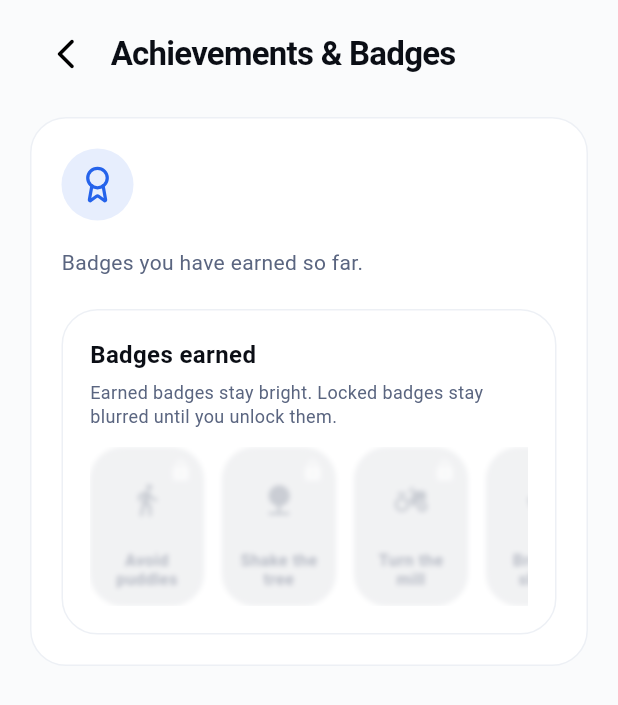
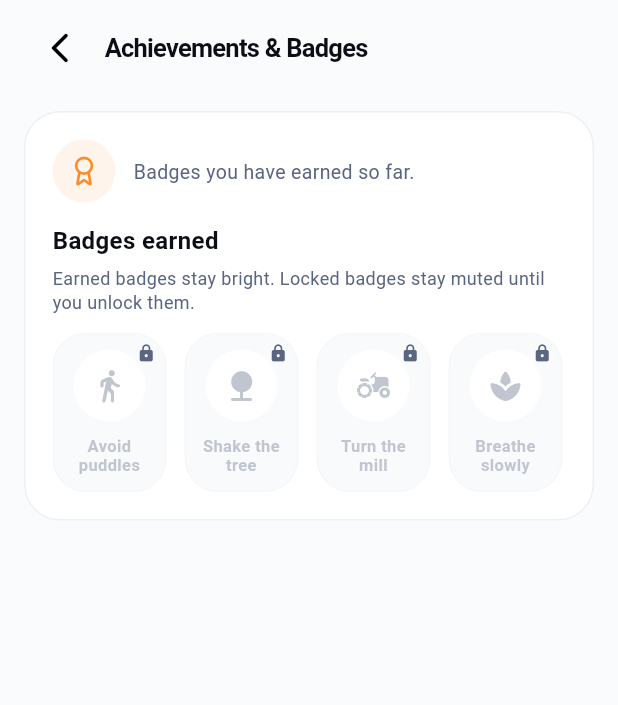
Before and after one commit to dheer152004/wordgame_frontend, a Flutter app: the ProfileScreen screen opened directly, after a tap on "Achievements & Badges", on a phone screen of 412 x 824 dp. Shown: the top 705 px of the screen. Run offline on Flutter 3.47's test engine with Material 3 defaults, Android fonts, the phone set to English and light mode, and no system bars; our stand-ins replace file_picker, firebase_core, firebase_crashlytics, flutter_dotenv, flutter_secure_storage, flutter_svg and 8 more; missing offline and left inert: dart:ui_web; accounts and stored records are empty; network calls fail; project files that could hold a hidden picture were left out.

Commit message:
Added same design as in help&support and data&privacy

```diff
--- a/lib/screens/profile/settings_detail_page.dart
+++ b/lib/screens/profile/settings_detail_page.dart
@@ -7,6 +7,7 @@ class SettingsDetailPage extends StatelessWidget {
   final String title;
   final String description;
   final IconData icon;
+  final Color? iconColor;
   final Widget? content;
 
   const SettingsDetailPage({
@@ -14,16 +15,19 @@ class SettingsDetailPage extends StatelessWidget {
     required this.title,
     required this.description,
     required this.icon,
+    this.iconColor,
     this.content,
   });
 
   @override
   Widget build(BuildContext context) {
+    final accentColor = iconColor ?? AppThemeColors.primary(context);
+
     return Scaffold(
       backgroundColor: AppThemeColors.background(context),
       body: SafeArea(
         child: SingleChildScrollView(
-          padding: const EdgeInsets.fromLTRB(20, 12, 20, 24),
+          padding: const EdgeInsets.fromLTRB(16, 8, 16, 24),
           child: Column(
             crossAxisAlignment: CrossAxisAlignment.start,
             children: [
@@ -40,6 +44,7 @@ class SettingsDetailPage extends StatelessWidget {
                       overflow: TextOverflow.ellipsis,
                       style: AppTextStyles.sectionTitle.copyWith(
                         color: AppThemeColors.textPrimary(context),
+                        fontSize: 17,
                       ),
                     ),
                   ),
@@ -48,7 +53,7 @@ class SettingsDetailPage extends StatelessWidget {
               const SizedBox(height: 18),
               Container(
                 width: double.infinity,
-                padding: const EdgeInsets.all(20),
+                padding: const EdgeInsets.all(18),
                 decoration: BoxDecoration(
                   color: AppThemeColors.surface(context),
                   borderRadius: BorderRadius.circular(AppRadius.card),
@@ -57,28 +62,28 @@ class SettingsDetailPage extends StatelessWidget {
                 child: Column(
                   crossAxisAlignment: CrossAxisAlignment.start,
                   children: [
+                    Row(
+                      children: [
                         CircleAvatar(
-                      radius: 24,
-                      backgroundColor: AppThemeColors.primary(
-                        context,
-                      ).withAlpha(28),
-                      child: Icon(
-                        icon,
-                        color: AppThemeColors.primary(context),
-                        size: 26,
+                          radius: 21,
+                          backgroundColor: accentColor.withAlpha(24),
+                          child: Icon(icon, color: accentColor, size: 21),
                         ),
-                    ),
-                    const SizedBox(height: 18),
-                    Text(
+                        const SizedBox(width: 12),
+                        Expanded(
+                          child: Text(
                             description,
                             style: TextStyle(
                               color: AppThemeColors.textSecondary(context),
-                        fontSize: 14,
-                        height: 1.5,
+                              fontSize: 13,
+                              height: 1.4,
                             ),
                           ),
+                        ),
+                      ],
+                    ),
                     if (content != null) ...[
-                      const SizedBox(height: 20),
+                      const SizedBox(height: 14),
                       content!,
                     ],
                   ],
--- a/lib/screens/profile/widgets/profile_badges_section.dart
+++ b/lib/screens/profile/widgets/profile_badges_section.dart
@@ -1,5 +1,3 @@
-import 'dart:ui' as ui;
-
 import 'package:flutter/material.dart';
 
 import '../../../../models/profile_models.dart';
@@ -35,9 +33,6 @@ class ProfileBadgesSection extends StatelessWidget {
           icon: definition?.icon ?? Icons.emoji_events_rounded,
           accentColor:
               definition?.accentColor ?? AppThemeColors.challengeCard(context),
-          backgroundColor:
-              definition?.backgroundColor ??
-              AppThemeColors.challengeCard(context).withAlpha(56),
           earned: true,
         ),
       );
@@ -60,7 +55,6 @@ class ProfileBadgesSection extends StatelessWidget {
           label: badge.label,
           icon: badge.icon,
           accentColor: badge.accentColor,
-          backgroundColor: badge.backgroundColor,
           earned: false,
         ),
       );
@@ -72,21 +66,12 @@ class ProfileBadgesSection extends StatelessWidget {
           label: 'Future badge',
           icon: Icons.lock_rounded,
           accentColor: AppThemeColors.textPrimary(context),
-          backgroundColor: AppThemeColors.surface(context).withAlpha(140),
           earned: false,
         ),
       );
     }
 
-    return Container(
-      width: double.infinity,
-      padding: const EdgeInsets.all(18),
-      decoration: BoxDecoration(
-        color: AppThemeColors.surface(context),
-        borderRadius: BorderRadius.circular(AppRadius.card),
-        border: Border.all(color: AppThemeColors.divider(context)),
-      ),
-      child: Column(
+    return Column(
       crossAxisAlignment: CrossAxisAlignment.start,
       children: [
         Text(
@@ -99,7 +84,7 @@ class ProfileBadgesSection extends StatelessWidget {
         ),
         const SizedBox(height: 6),
         Text(
-            'Earned badges stay bright. Locked badges stay blurred until you unlock them.',
+          'Earned badges stay bright. Locked badges stay muted until you unlock them.',
           style: TextStyle(
             fontSize: 12,
             height: 1.35,
@@ -116,7 +101,6 @@ class ProfileBadgesSection extends StatelessWidget {
                   label: badge.label,
                   icon: badge.icon,
                   accentColor: badge.accentColor,
-                    backgroundColor: badge.backgroundColor,
                   earned: badge.earned,
                 ),
                 const SizedBox(width: 12),
@@ -125,7 +109,6 @@ class ProfileBadgesSection extends StatelessWidget {
           ),
         ),
       ],
-      ),
     );
   }
 
@@ -136,49 +119,42 @@ class ProfileBadgesSection extends StatelessWidget {
         alias: 'avoid puddles',
         icon: Icons.directions_walk_rounded,
         accentColor: Color(0xFF8EE6C7),
-        backgroundColor: Color(0xFF16372E),
       ),
       _BadgeDefinition(
         label: 'Shake the tree',
         alias: 'shake the tree',
         icon: Icons.nature_rounded,
         accentColor: Color(0xFFA7F07D),
-        backgroundColor: Color(0xFF223B14),
       ),
       _BadgeDefinition(
         label: 'Turn the mill',
         alias: 'turn the mill',
         icon: Icons.agriculture_rounded,
         accentColor: Color(0xFFF0D47A),
-        backgroundColor: Color(0xFF42351B),
       ),
       _BadgeDefinition(
         label: 'Breathe slowly',
         alias: 'breathe slowly',
         icon: Icons.spa_rounded,
         accentColor: Color(0xFFF3A6B8),
-        backgroundColor: Color(0xFF3B2030),
       ),
       _BadgeDefinition(
         label: 'Jump high',
         alias: 'jump high',
         icon: Icons.self_improvement_rounded,
         accentColor: Color(0xFF9FD4FF),
-        backgroundColor: Color(0xFF18324A),
       ),
       _BadgeDefinition(
         label: 'Count stars',
         alias: 'count stars',
         icon: Icons.star_rounded,
         accentColor: Color(0xFFFFD36A),
-        backgroundColor: Color(0xFF45361A),
       ),
       _BadgeDefinition(
         label: 'Sleep well',
         alias: 'sleep well',
         icon: Icons.nightlight_round,
         accentColor: Color(0xFFC3B6FF),
-        backgroundColor: Color(0xFF2D2446),
       ),
     ];
   }
@@ -189,14 +165,12 @@ class _BadgeDefinition {
   final String alias;
   final IconData icon;
   final Color accentColor;
-  final Color backgroundColor;
 
   const _BadgeDefinition({
     required this.label,
     required this.alias,
     required this.icon,
     required this.accentColor,
-    required this.backgroundColor,
   });
 }
 
@@ -204,14 +178,12 @@ class _BadgeGalleryEntry {
   final String label;
   final IconData icon;
   final Color accentColor;
-  final Color backgroundColor;
   final bool earned;
 
   const _BadgeGalleryEntry({
     required this.label,
     required this.icon,
     required this.accentColor,
-    required this.backgroundColor,
     required this.earned,
   });
 }
@@ -220,14 +192,12 @@ class _BadgeGalleryCard extends StatelessWidget {
   final String label;
   final IconData icon;
   final Color accentColor;
-  final Color backgroundColor;
   final bool earned;
 
   const _BadgeGalleryCard({
     required this.label,
     required this.icon,
     required this.accentColor,
-    required this.backgroundColor,
     required this.earned,
   });
 
@@ -237,11 +207,11 @@ class _BadgeGalleryCard extends StatelessWidget {
       width: 76,
       padding: const EdgeInsets.fromLTRB(8, 10, 8, 10),
       decoration: BoxDecoration(
-        color: earned ? backgroundColor : AppThemeColors.surfaceAlt(context),
+        color: AppThemeColors.surfaceAlt(context),
         borderRadius: BorderRadius.circular(22),
         border: Border.all(
           color: earned
-              ? accentColor.withAlpha(140)
+              ? accentColor.withAlpha(100)
               : AppThemeColors.divider(context),
         ),
       ),
@@ -253,23 +223,13 @@ class _BadgeGalleryCard extends StatelessWidget {
             height: 48,
             decoration: BoxDecoration(
               shape: BoxShape.circle,
-              gradient: earned
-                  ? LinearGradient(
-                      colors: [
-                        accentColor.withAlpha(255),
-                        accentColor.withAlpha(170),
-                      ],
-                      begin: Alignment.topLeft,
-                      end: Alignment.bottomRight,
-                    )
-                  : null,
-              color: earned ? null : AppThemeColors.surfaceAlt(context),
+              color: earned
+                  ? accentColor.withAlpha(28)
+                  : AppThemeColors.surface(context),
             ),
             child: Icon(
               icon,
-              color: earned
-                  ? AppThemeColors.textOnPrimary(context)
-                  : AppThemeColors.textMuted(context),
+              color: earned ? accentColor : AppThemeColors.textMuted(context),
               size: 24,
             ),
           ),
@@ -285,47 +245,31 @@ class _BadgeGalleryCard extends StatelessWidget {
               fontWeight: FontWeight.w700,
               color: earned
                   ? AppThemeColors.textPrimary(context)
-                  : AppThemeColors.textSecondary(context),
+                  : AppThemeColors.textMuted(context),
             ),
           ),
         ],
       ),
     );
 
-    final content = AnimatedOpacity(
-      opacity: earned ? 1 : 0.42,
+    return Stack(
+      children: [
+        AnimatedOpacity(
+          opacity: earned ? 1 : 0.55,
           duration: const Duration(milliseconds: 180),
-      child: earned
-          ? badgeBody
-          : ImageFiltered(
-              imageFilter: ui.ImageFilter.blur(sigmaX: 1.9, sigmaY: 1.9),
-              child: Stack(
-                children: [
-                  badgeBody,
-                  Positioned.fill(
-                    child: DecoratedBox(
-                      decoration: BoxDecoration(
-                        borderRadius: BorderRadius.circular(22),
-                        color: AppThemeColors.overlay(context).withAlpha(24),
+          child: badgeBody,
         ),
-                    ),
-                  ),
+        if (!earned)
           Positioned(
-                    right: 8,
-                    top: 8,
+            right: 7,
+            top: 7,
             child: Icon(
               Icons.lock_rounded,
-                      size: 15,
-                      color: AppThemeColors.textOnPrimary(
-                        context,
-                      ).withAlpha(180),
+              size: 13,
+              color: AppThemeColors.textSecondary(context),
             ),
           ),
       ],
-              ),
-            ),
     );
-
-    return Padding(padding: const EdgeInsets.only(right: 0), child: content);
   }
 }
```
Also changed, not shown: lib/screens/profile/profile_screen.dart (+59 -8 lines), 1 other file. Lines whose indentation alone changed are shown as unchanged.
